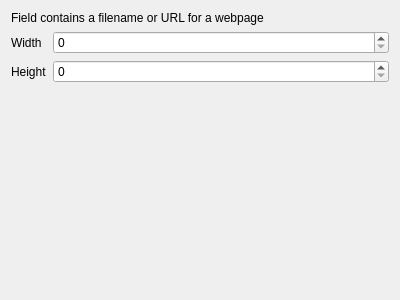
Old version of the form src/ui/editorwidgets/qgswebviewconfigdlgbase.ui in the repository nextgis/nextgisqgis.
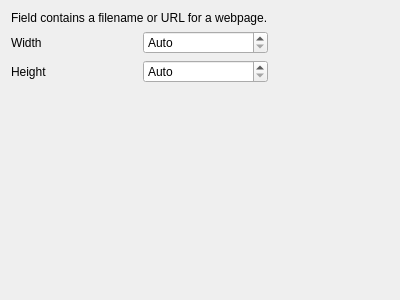
New version of the form. Custom widgets are drawn as their Qt base class.

What changed in the file:
```diff
--- a/src/ui/editorwidgets/qgswebviewconfigdlgbase.ui
+++ b/src/ui/editorwidgets/qgswebviewconfigdlgbase.ui
@@ -13,11 +13,11 @@
   <property name="windowTitle">
    <string>Form</string>
   </property>
-  <layout class="QFormLayout" name="formLayout">
+  <layout class="QGridLayout" name="gridLayout">
    <item row="0" column="0" colspan="2">
     <widget class="QLabel" name="pictureOrUrlLabel">
      <property name="text">
-      <string>Field contains a filename or URL for a webpage</string>
+      <string>Field contains a filename or URL for a webpage.</string>
      </property>
     </widget>
    </item>
@@ -28,8 +28,27 @@
      </property>
     </widget>
    </item>
+   <item row="3" column="0">
+    <spacer name="verticalSpacer">
+     <property name="orientation">
+      <enum>Qt::Vertical</enum>
+     </property>
+     <property name="sizeHint" stdset="0">
+      <size>
+       <width>20</width>
+       <height>40</height>
+      </size>
+     </property>
+    </spacer>
+   </item>
    <item row="1" column="1">
-    <widget class="QSpinBox" name="sbWidgetWidth">
+    <widget class="QgsSpinBox" name="sbWidgetWidth">
+     <property name="specialValueText">
+      <string>Auto</string>
+     </property>
+     <property name="suffix">
+      <string> px</string>
+     </property>
      <property name="maximum">
       <number>10000</number>
      </property>
@@ -43,9 +62,12 @@
     </widget>
    </item>
    <item row="2" column="1">
-    <widget class="QSpinBox" name="sbWidgetHeight">
+    <widget class="QgsSpinBox" name="sbWidgetHeight">
+     <property name="specialValueText">
+      <string>Auto</string>
+     </property>
      <property name="suffix">
-      <string/>
+      <string> px</string>
      </property>
      <property name="prefix">
       <string/>
@@ -55,8 +77,28 @@
      </property>
     </widget>
    </item>
+   <item row="2" column="2">
+    <spacer name="horizontalSpacer">
+     <property name="orientation">
+      <enum>Qt::Horizontal</enum>
+     </property>
+     <property name="sizeHint" stdset="0">
+      <size>
+       <width>40</width>
+       <height>20</height>
+      </size>
+     </property>
+    </spacer>
+   </item>
   </layout>
  </widget>
+ <customwidgets>
+  <customwidget>
+   <class>QgsSpinBox</class>
+   <extends>QSpinBox</extends>
+   <header>qgsspinbox.h</header>
+  </customwidget>
+ </customwidgets>
  <resources/>
  <connections/>
 </ui>
```
